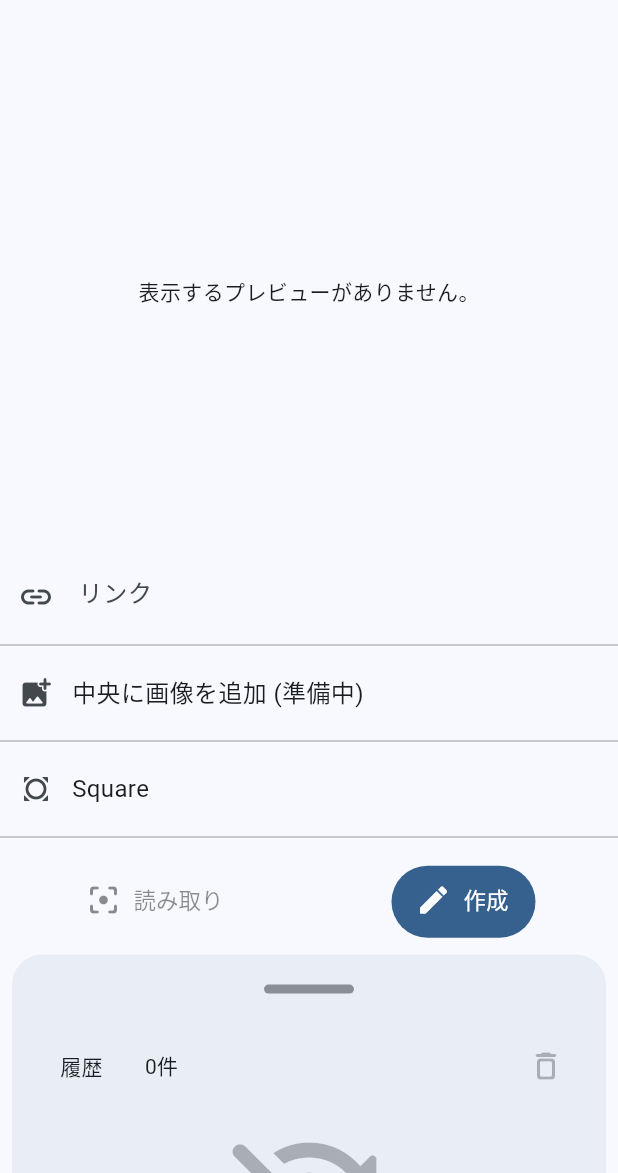
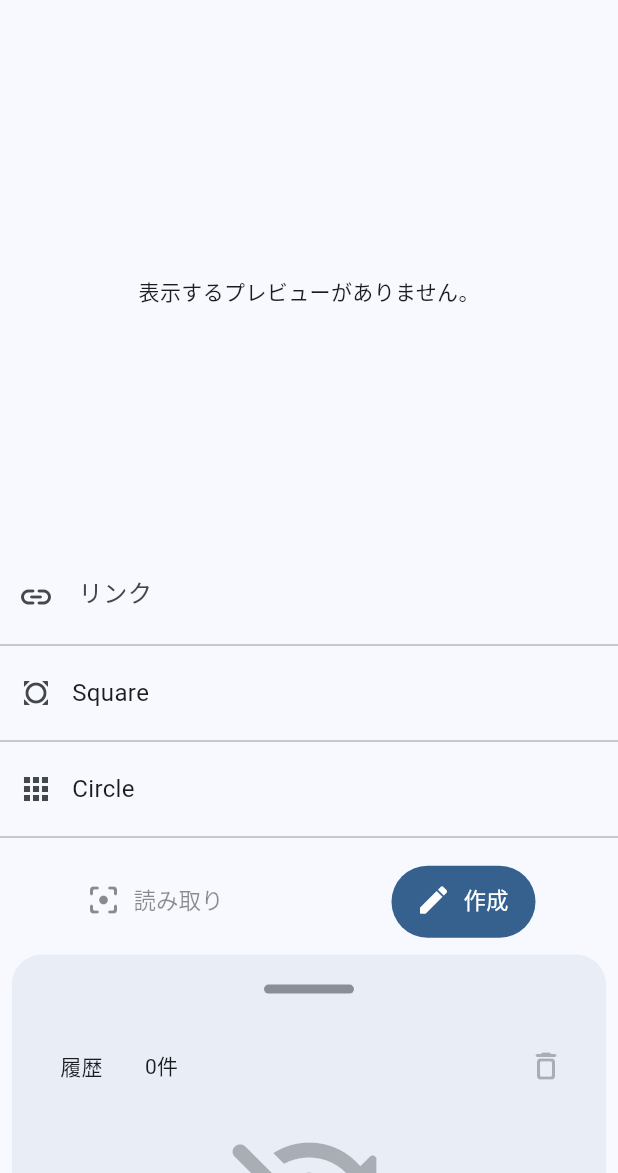
Before and after one commit to Dev-roll/qrio, a Flutter app: the screen it shows after launch, tab 2 chosen, on a phone screen of 412 x 824 dp, the part 63-1236 px from its top. Run offline on Flutter 3.47's test engine with Material 2 defaults, Android fonts, the phone set to English and light mode, and no system bars; drawn by our look-alikes of dynamic_color; our stand-ins replace flutter_riverpod, flutter_svg, image_gallery_saver, qr_flutter, share_plus, shared_preferences; missing offline and left inert: qr_code_scanner.

Commit message:
refactor: リファクタリング

```diff
--- a/lib/src/app.dart
+++ b/lib/src/app.dart
@@ -41,7 +41,6 @@ class App extends ConsumerWidget {
             colorSchemeSeed: darkDynamic?.harmonized().primary ?? seedColor,
             brightness: Brightness.dark,
           ),
-          // home: const History());
           home: const Home());
     }));
   }
--- a/lib/src/widgets/config_items.dart
+++ b/lib/src/widgets/config_items.dart
@@ -74,11 +74,11 @@ class ConfigItems extends ConsumerWidget {
               ref.read(qrImageConfigProvider.notifier).editData(data: value);
             }),
           ),
-          ConfigItem(
-            label: '中央に画像を追加 (準備中)',
-            icon: Icons.add_photo_alternate_rounded,
-            onTapListener: ((context) {}),
-          ),
+          // ConfigItem(
+          //   label: '中央に画像を追加 (準備中)',
+          //   icon: Icons.add_photo_alternate_rounded,
+          //   onTapListener: ((context) {}),
+          // ),
           ConfigItem(
             label: getOptionFromValue(
                     qrImageConfig.eyeShape, selectQrEyeShapeOptions)
--- a/lib/src/widgets/default_popup_menu.dart
+++ b/lib/src/widgets/default_popup_menu.dart
@@ -28,10 +28,6 @@ class DefaultPopupMenu extends StatelessWidget {
             case DefaultPopupMenuItemsType.about:
               // TODO: Handle this case.
               break;
-            // case DefaultPopupMenuItemsType.privacyPolicy:
-            //   break;
-            // case DefaultPopupMenuItemsType.terms:
-            //   break;
           }
         }),
         itemBuilder: (BuildContext context) => defaultPopupMenuItems
```
Also changed, not shown: lib/src/widgets/qr_code_preview.dart (+1 -24 lines).
